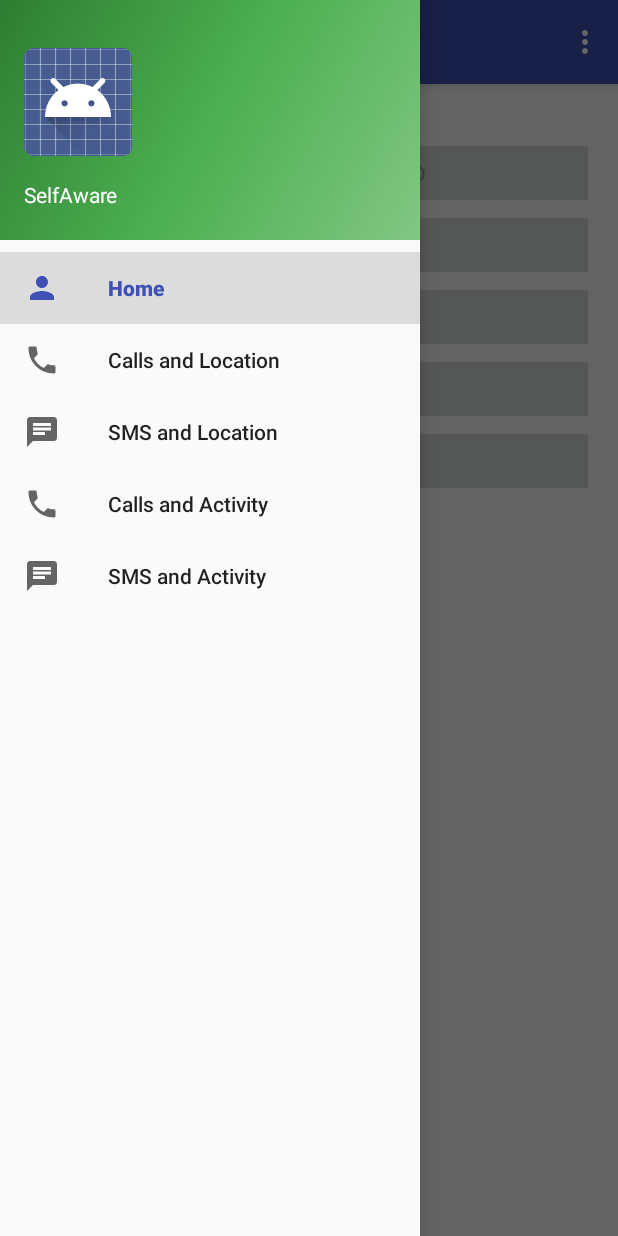
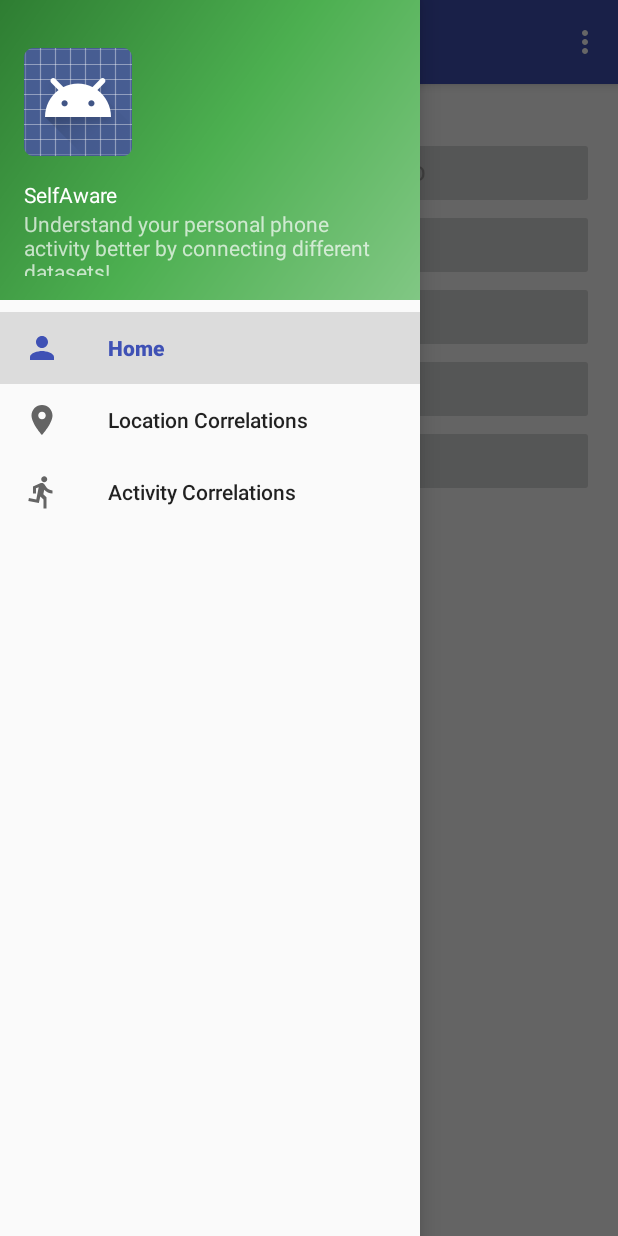
Before and after one commit to lin-ll/SelfAware, an Android app: the screen it shows after launch (MainActivity), with the side drawer open, on a phone screen of 412 x 824 dp. Run offline under Robolectric (Android 15) with nearby library versions, the phone set to English and light mode, and no system bars; libraries missing offline, so code that uses them is left out: com.google.maps.android, edu.mit.media; 2 statements that could not run were skipped.

Commit message:
Started map clustering and almost finished sql parsing for activity correlations

```diff
--- a/app/src/main/res/layout/fragment_call_act.xml
+++ b/app/src/main/res/layout/fragment_act.xml
@@ -2,12 +2,12 @@
     xmlns:tools="http://schemas.android.com/tools"
     android:layout_width="match_parent"
     android:layout_height="match_parent"
-    tools:context="ll7.secondapp.FragmentCallAct">
+    tools:context="ll7.secondapp.FragmentAct">
 
-    <com.github.mikephil.charting.charts.HorizontalBarChart
+    <com.github.mikephil.charting.charts.BarChart
         android:id="@+id/chart"
         android:layout_width="fill_parent"
-        android:layout_height="150dp"
+        android:layout_height="match_parent"
         android:layout_marginBottom="10dp"
         android:layout_marginTop="10dp" />
 
--- a/app/src/main/res/menu/activity_main_drawer.xml
+++ b/app/src/main/res/menu/activity_main_drawer.xml
@@ -7,21 +7,13 @@
             android:icon="@drawable/ic_person_black_24dp"
             android:title="Home" />
         <item
-            android:id="@+id/nav_call_loc"
-            android:icon="@drawable/ic_call_black_24dp"
-            android:title="Calls and Location" />
+            android:id="@+id/nav_loc"
+            android:icon="@drawable/ic_place_black_24dp"
+            android:title="Location Correlations" />
         <item
-            android:id="@+id/nav_sms_loc"
-            android:icon="@drawable/ic_chat_black_24dp"
-            android:title="SMS and Location" />
-        <item
-            android:id="@+id/nav_call_act"
-            android:icon="@drawable/ic_call_black_24dp"
-            android:title="Calls and Activity" />
-        <item
-            android:id="@+id/nav_sms_act"
-            android:icon="@drawable/ic_chat_black_24dp"
-            android:title="SMS and Activity" />
+            android:id="@+id/nav_act"
+            android:icon="@drawable/ic_directions_run_black_24dp"
+            android:title="Activity Correlations" />
     </group>
 
 </menu>
--- a/app/src/main/res/values/dimens.xml
+++ b/app/src/main/res/values/dimens.xml
@@ -1,7 +1,7 @@
 <resources>
     <!-- Default screen margins, per the Android Design guidelines. -->
     <dimen name="nav_header_vertical_spacing">16dp</dimen>
-    <dimen name="nav_header_height">160dp</dimen>
+    <dimen name="nav_header_height">200dp</dimen>
     <!-- Default screen margins, per the Android Design guidelines. -->
     <dimen name="activity_horizontal_margin">16dp</dimen>
     <dimen name="activity_vertical_margin">16dp</dimen>
```
Also changed, not shown: app/build.gradle (+4 -3 lines), app/src/main/java/ll7/secondapp/FragmentAct.java (added, +89 -0 lines), app/src/main/java/ll7/secondapp/FragmentCallAct.java (deleted, +0 -50 lines), app/src/main/java/ll7/secondapp/MainActivity.java (+104 -34 lines), app/src/main/java/ll7/secondapp/MyItem.java (added, +21 -0 lines).
